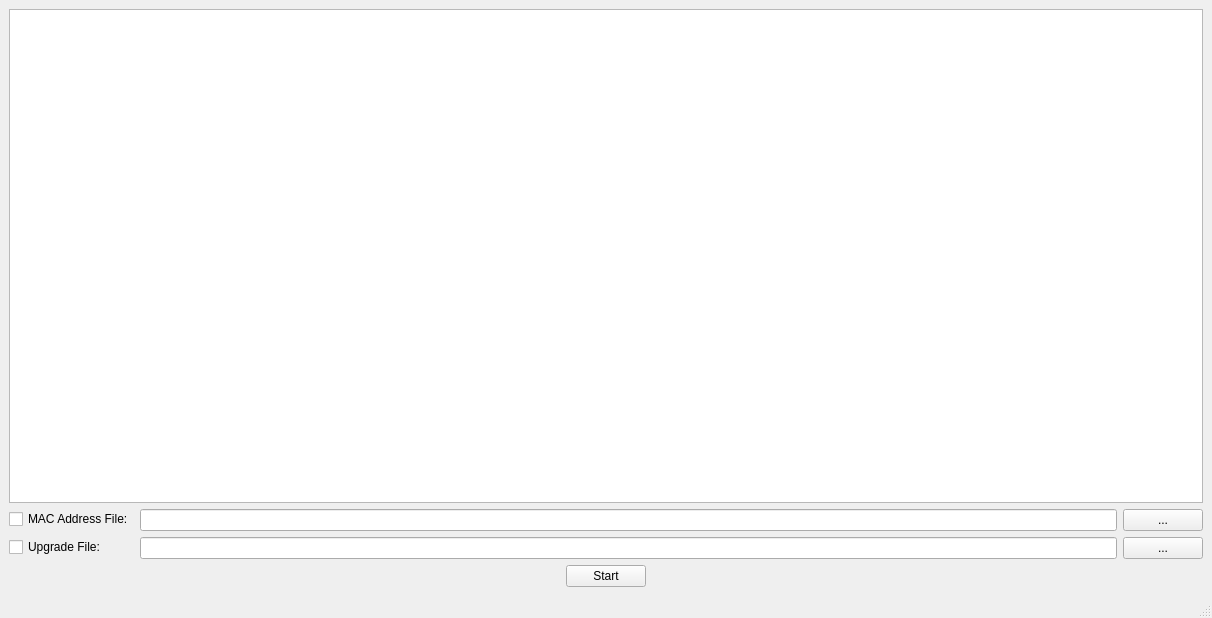
This is ui/main.ui in yuanrui2014/firmware_upgrade_server as Qt 5 draws it before an edit. The edited form follows.
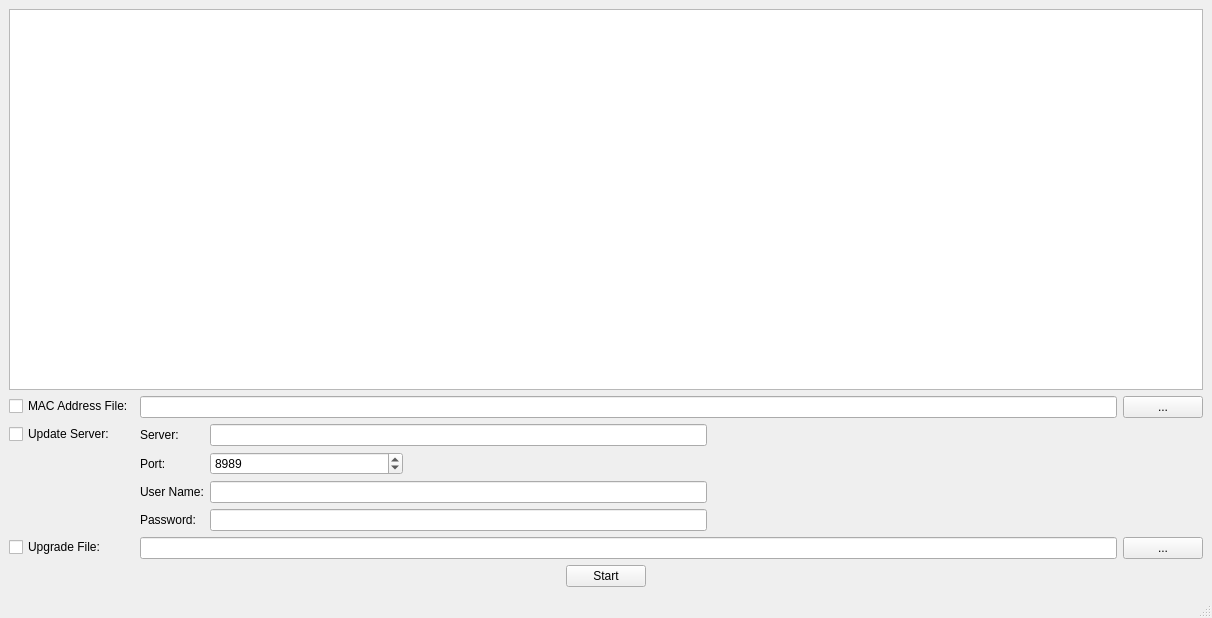
This is the edited form.

```diff
--- a/ui/main.ui
+++ b/ui/main.ui
@@ -41,14 +41,14 @@
         </item>
        </layout>
       </item>
-      <item row="1" column="0">
+      <item row="5" column="0">
        <widget class="QCheckBox" name="checkBox_upgrade">
         <property name="text">
          <string>Upgrade File:</string>
         </property>
        </widget>
       </item>
-      <item row="1" column="1">
+      <item row="5" column="1">
        <layout class="QHBoxLayout" name="horizontalLayout">
         <item>
          <widget class="QLineEdit" name="lineEdit_upgrade_file_path"/>
@@ -62,6 +62,144 @@
         </item>
        </layout>
       </item>
+      <item row="1" column="0">
+       <widget class="QCheckBox" name="checkBox_update">
+        <property name="text">
+         <string>Update Server:</string>
+        </property>
+       </widget>
+      </item>
+      <item row="1" column="1">
+       <layout class="QFormLayout" name="formLayout_2">
+        <item row="0" column="0">
+         <widget class="QLabel" name="label">
+          <property name="text">
+           <string>Server:</string>
+          </property>
+         </widget>
+        </item>
+        <item row="0" column="1">
+         <layout class="QHBoxLayout" name="horizontalLayout_8">
+          <item>
+           <widget class="QLineEdit" name="lineEdit_server"/>
+          </item>
+          <item>
+           <spacer name="horizontalSpacer_6">
+            <property name="orientation">
+             <enum>Qt::Horizontal</enum>
+            </property>
+            <property name="sizeHint" stdset="0">
+             <size>
+              <width>40</width>
+              <height>20</height>
+             </size>
+            </property>
+           </spacer>
+          </item>
+         </layout>
+        </item>
+        <item row="1" column="0">
+         <widget class="QLabel" name="label_2">
+          <property name="text">
+           <string>Port:</string>
+          </property>
+         </widget>
+        </item>
+        <item row="1" column="1">
+         <layout class="QHBoxLayout" name="horizontalLayout_3">
+          <item>
+           <widget class="QSpinBox" name="spinBox_port">
+            <property name="sizePolicy">
+             <sizepolicy hsizetype="Expanding" vsizetype="Fixed">
+              <horstretch>0</horstretch>
+              <verstretch>0</verstretch>
+             </sizepolicy>
+            </property>
+            <property name="minimum">
+             <number>1024</number>
+            </property>
+            <property name="maximum">
+             <number>65535</number>
+            </property>
+            <property name="value">
+             <number>8989</number>
+            </property>
+           </widget>
+          </item>
+          <item>
+           <spacer name="horizontalSpacer_3">
+            <property name="orientation">
+             <enum>Qt::Horizontal</enum>
+            </property>
+            <property name="sizeType">
+             <enum>QSizePolicy::Fixed</enum>
+            </property>
+            <property name="sizeHint" stdset="0">
+             <size>
+              <width>800</width>
+              <height>20</height>
+             </size>
+            </property>
+           </spacer>
+          </item>
+         </layout>
+        </item>
+        <item row="2" column="0">
+         <widget class="QLabel" name="label_3">
+          <property name="text">
+           <string>User Name:</string>
+          </property>
+         </widget>
+        </item>
+        <item row="2" column="1">
+         <layout class="QHBoxLayout" name="horizontalLayout_5">
+          <item>
+           <widget class="QLineEdit" name="lineEdit_username"/>
+          </item>
+          <item>
+           <spacer name="horizontalSpacer_4">
+            <property name="orientation">
+             <enum>Qt::Horizontal</enum>
+            </property>
+            <property name="sizeHint" stdset="0">
+             <size>
+              <width>40</width>
+              <height>20</height>
+             </size>
+            </property>
+           </spacer>
+          </item>
+         </layout>
+        </item>
+        <item row="3" column="0">
+         <widget class="QLabel" name="label_4">
+          <property name="text">
+           <string>Password:</string>
+          </property>
+         </widget>
+        </item>
+        <item row="3" column="1">
+         <layout class="QHBoxLayout" name="horizontalLayout_6">
+          <item>
+           <widget class="QLineEdit" name="lineEdit_pwd"/>
+          </item>
+          <item>
+           <spacer name="horizontalSpacer_5">
+            <property name="orientation">
+             <enum>Qt::Horizontal</enum>
+            </property>
+            <property name="sizeHint" stdset="0">
+             <size>
+              <width>40</width>
+              <height>20</height>
+             </size>
+            </property>
+           </spacer>
+          </item>
+         </layout>
+        </item>
+       </layout>
+      </item>
      </layout>
     </item>
     <item row="2" column="0">
```
